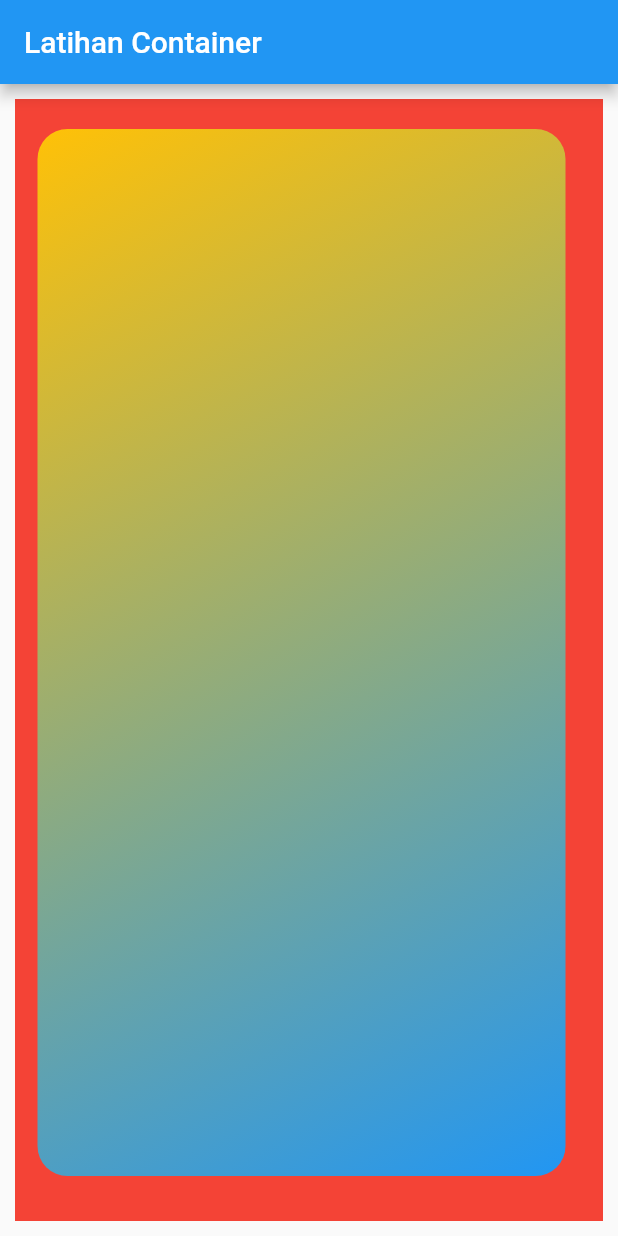
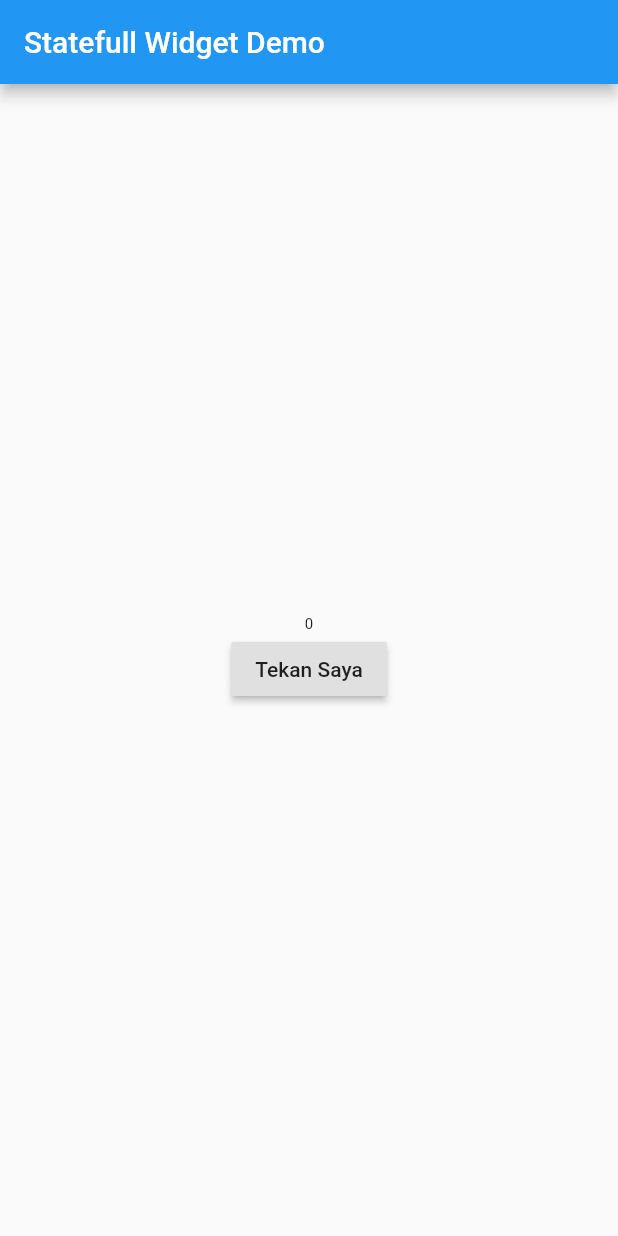
Before and after one commit to zaenury/flutter_apps, a Flutter app: the screen it shows after launch, on a phone screen of 412 x 824 dp. Run offline on Flutter 3.47's test engine with Material 2 defaults, Android fonts, the phone set to English and light mode, and no system bars.

Commit message:
count button stateful widget

```diff
--- a/lib/main.dart
+++ b/lib/main.dart
@@ -1,7 +1,47 @@
 import 'package:flutter/material.dart';
 
 void main() {
-  runApp(new MyContainer());
+  runApp(new CountButton());
+}
+
+class CountButton extends StatefulWidget {
+  @override
+  _CountButtonState createState() => _CountButtonState();
+}
+
+class _CountButtonState extends State<CountButton> {
+  int number = 0;
+  void tekanTombol() {
+    setState(() {
+      number += 1;
+    });
+  }
+
+  @override
+  Widget build(BuildContext context) {
+    return MaterialApp(
+      home: Scaffold(
+        appBar: AppBar(
+          title: Text("Statefull Widget Demo"),
+        ),
+        body: Center(
+          child: Column(
+            mainAxisAlignment: MainAxisAlignment.center,
+            children: <Widget>[
+              Text(
+                number.toString(),
+                style: TextStyle(fontSize: 10 + number.toDouble()),
+              ),
+              RaisedButton(
+                child: Text("Tekan Saya"),
+                onPressed: tekanTombol,
+              )
+            ],
+          ),
+        ),
+      ),
+    );
+  }
 }
 
 class MyContainer extends StatelessWidget {
```
